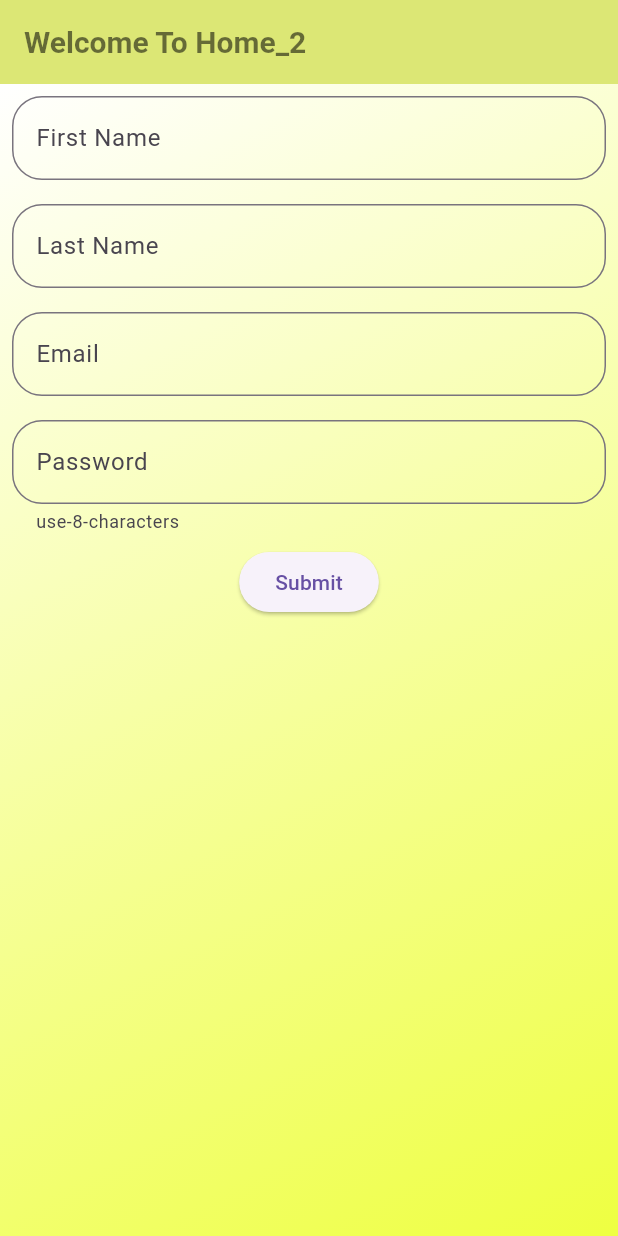
After one commit to kazi-tawhid-ibn-monir/FlutterPractice, a Flutter app: the Home_2 screen opened directly, after a tap on "Submit", on a phone screen of 412 x 824 dp. The commit adds this screen. Run offline on Flutter 3.47's test engine with Material 3 defaults, Android fonts, the phone set to English and light mode, and no system bars.

Commit message:
Another practice project with some more effort and update

```diff
--- a/lib/1/main.dart
+++ b/lib/1/main_1.dart
@@ -1,6 +1,6 @@
 import 'package:flutter/material.dart';
 
-import 'myApp.dart';
+import 'myApp_1.dart';
 
 void main(){
   runApp(myApp());
--- a/lib/1/myApp.dart
+++ b/lib/1/myApp_1.dart
@@ -1,6 +1,6 @@
 import 'package:flutter/material.dart';
 
-import 'HomePage.dart';
+import 'HomePage_1.dart';
 
 class myApp extends StatelessWidget {
   const myApp({super.key});
@@ -8,7 +8,6 @@ class myApp extends StatelessWidget {
   @override
   Widget build(BuildContext context) {
     return MaterialApp(
-      title: 'My App',
       home: Home(),
     );
   }
--- /dev/null
+++ b/lib/2/Home_2.dart
@@ -0,0 +1,112 @@
+import 'package:flutter/material.dart';
+
+class Home_2 extends StatefulWidget {
+  const Home_2({super.key});
+
+  @override
+  State<Home_2> createState() => _Home_2State();
+}
+
+
+class _Home_2State extends State<Home_2> {
+  @override
+  Widget build(BuildContext context) {
+    TextEditingController nameController = TextEditingController();
+    TextEditingController lastNameController = TextEditingController();
+    TextEditingController emailController = TextEditingController();
+    TextEditingController passwordController = TextEditingController();
+    return Scaffold(
+      appBar: AppBar(
+        backgroundColor: Colors.lime.shade300,
+        title: Text(
+          'Welcome To Home_2',
+          style: TextStyle(
+            color: Colors.black54,
+            fontWeight: FontWeight.bold,
+            fontSize: 20,
+          ),
+        ),
+      ),
+      body: Column(
+        children: [
+          Expanded(
+            child: Container(
+              decoration: BoxDecoration(
+                gradient: LinearGradient(
+                  begin: Alignment.topLeft,
+                  end: Alignment.bottomRight,
+                  colors: [Colors.white, Colors.limeAccent],
+                ),
+              ),
+              child: Column(
+                children: [
+                  Padding(
+                    padding: const EdgeInsets.all(8.0),
+                    child: TextField(
+                      controller: nameController,
+                      decoration: InputDecoration(
+                        hintText: 'Enter Your Name',
+                        labelText: 'First Name',
+                        border: OutlineInputBorder(
+                          borderRadius: BorderRadius.circular(20)
+                        )
+                      ),
+                    ),
+                  ),
+                  Padding(
+                    padding: const EdgeInsets.all(8.0),
+                    child: TextField(
+                      controller: lastNameController,
+                      decoration: InputDecoration(
+                          hintText: 'Enter Your Name',
+                          labelText: 'Last Name',
+                          border: OutlineInputBorder(
+                              borderRadius: BorderRadius.circular(20)
+                          )
+                      ),
+                    ),
+                  ),
+                  Padding(
+                    padding: const EdgeInsets.all(8.0),
+                    child: TextField(
+                      controller: emailController,
+                      decoration: InputDecoration(
+                          hintText: 'Enter Your E-mail',
+                          labelText: 'Email',
+                          border: OutlineInputBorder(
+                              borderRadius: BorderRadius.circular(20)
+                          )
+                      ),
+                    ),
+                  ),
+                  Padding(
+                    padding: const EdgeInsets.all(8.0),
+                    child: TextField(
+                      obscureText: true,
+                      controller: passwordController,
+                      keyboardType: TextInputType.number,
+                      decoration: InputDecoration(
+                          hintText: 'Enter Your Password',
+                          labelText: 'Password',
+                          helperText: 'use-8-characters',
+                          border: OutlineInputBorder(
+                              borderRadius: BorderRadius.circular(20)
+                          )
+                      ),
+                    ),
+                  ),
+                  ElevatedButton(onPressed: (){
+                    String FullName = nameController.text + " " + lastNameController.text;
+                    print("Full Name: $FullName");
+                    print(emailController.text);
+                    print(passwordController.text);
+                  }, child: Text("Submit"))
+                ],
+              ),
+            ),
+          )
+        ],
+      ),
+    );
+  }
+}
--- /dev/null
+++ b/lib/2/main_2.dart
@@ -0,0 +1,7 @@
+import 'package:flutter/material.dart';
+
+import 'myApp_2.dart';
+
+void main(){
+  runApp(myApp_2());
+}
--- /dev/null
+++ b/lib/2/myApp_2.dart
@@ -0,0 +1,14 @@
+import 'package:flutter/material.dart';
+
+import 'Home_2.dart';
+
+class myApp_2 extends StatelessWidget {
+  const myApp_2({super.key});
+
+  @override
+  Widget build(BuildContext context) {
+    return MaterialApp(
+      home: Home_2(),
+    );
+  }
+}
```
Also changed, not shown: lib/1/HomePage_1.dart (renamed from lib/1/HomePage.dart), 1 other file.
